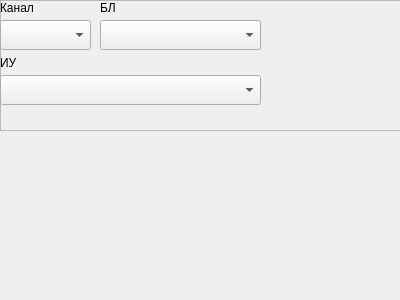
The window that m_cfg/unitWidgets/widget_ssoi_iu.ui (xXRadioHeadXx/start7) describes before a commit, drawn with Qt 5.
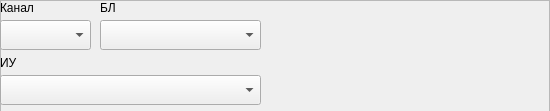
The same window after the commit.

Diff of the .ui file:
```diff
--- a/m_cfg/unitWidgets/widget_ssoi_iu.ui
+++ b/m_cfg/unitWidgets/widget_ssoi_iu.ui
@@ -6,8 +6,8 @@
    <rect>
     <x>0</x>
     <y>0</y>
-    <width>400</width>
-    <height>300</height>
+    <width>550</width>
+    <height>111</height>
    </rect>
   </property>
   <property name="windowTitle">
```
